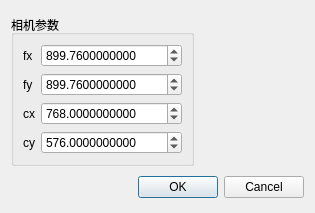
Old version of the form SfM-Qt/CameraSetting.ui in the repository zhangshaos/MonocularSfM-Qt5.
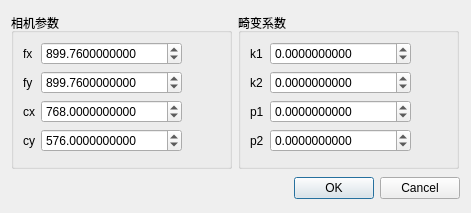
New version of the form. Icons and pictures are not drawn.

```diff
--- a/SfM-Qt/CameraSetting.ui
+++ b/SfM-Qt/CameraSetting.ui
@@ -6,26 +6,26 @@
    <rect>
     <x>0</x>
     <y>0</y>
-    <width>315</width>
+    <width>471</width>
     <height>213</height>
    </rect>
   </property>
   <property name="sizePolicy">
-   <sizepolicy hsizetype="Fixed" vsizetype="Fixed">
+   <sizepolicy hsizetype="Preferred" vsizetype="Preferred">
     <horstretch>0</horstretch>
     <verstretch>0</verstretch>
    </sizepolicy>
   </property>
   <property name="minimumSize">
    <size>
-    <width>315</width>
+    <width>471</width>
     <height>213</height>
    </size>
   </property>
   <property name="maximumSize">
    <size>
-    <width>315</width>
-    <height>213</height>
+    <width>16777215</width>
+    <height>16777215</height>
    </size>
   </property>
   <property name="windowTitle">
@@ -44,6 +44,12 @@
        <verstretch>0</verstretch>
       </sizepolicy>
      </property>
+     <property name="minimumSize">
+      <size>
+       <width>221</width>
+       <height>156</height>
+      </size>
+     </property>
      <property name="title">
       <string>相机参数</string>
      </property>
@@ -167,7 +173,132 @@
      </layout>
     </widget>
    </item>
-   <item row="1" column="0">
+   <item row="0" column="1">
+    <widget class="QGroupBox" name="groupBox_2">
+     <property name="sizePolicy">
+      <sizepolicy hsizetype="Fixed" vsizetype="Fixed">
+       <horstretch>0</horstretch>
+       <verstretch>0</verstretch>
+      </sizepolicy>
+     </property>
+     <property name="minimumSize">
+      <size>
+       <width>221</width>
+       <height>156</height>
+      </size>
+     </property>
+     <property name="title">
+      <string>畸变系数</string>
+     </property>
+     <layout class="QFormLayout" name="formLayout_2">
+      <item row="0" column="0">
+       <widget class="QLabel" name="label_k1">
+        <property name="text">
+         <string>k1</string>
+        </property>
+       </widget>
+      </item>
+      <item row="0" column="1">
+       <widget class="QDoubleSpinBox" name="k1_set">
+        <property name="sizePolicy">
+         <sizepolicy hsizetype="Fixed" vsizetype="Fixed">
+          <horstretch>0</horstretch>
+          <verstretch>0</verstretch>
+         </sizepolicy>
+        </property>
+        <property name="decimals">
+         <number>10</number>
+        </property>
+        <property name="minimum">
+         <double>-99999999.000000000000000</double>
+        </property>
+        <property name="maximum">
+         <double>99999999.000000000000000</double>
+        </property>
+       </widget>
+      </item>
+      <item row="1" column="0">
+       <widget class="QLabel" name="label_k2">
+        <property name="text">
+         <string>k2</string>
+        </property>
+       </widget>
+      </item>
+      <item row="1" column="1">
+       <widget class="QDoubleSpinBox" name="k2_set">
+        <property name="sizePolicy">
+         <sizepolicy hsizetype="Fixed" vsizetype="Fixed">
+          <horstretch>0</horstretch>
+          <verstretch>0</verstretch>
+         </sizepolicy>
+        </property>
+        <property name="decimals">
+         <number>10</number>
+        </property>
+        <property name="minimum">
+         <double>-99999999.000000000000000</double>
+        </property>
+        <property name="maximum">
+         <double>99999999.000000000000000</double>
+        </property>
+       </widget>
+      </item>
+      <item row="2" column="0">
+       <widget class="QLabel" name="label_p1">
+        <property name="text">
+         <string>p1</string>
+        </property>
+       </widget>
+      </item>
+      <item row="2" column="1">
+       <widget class="QDoubleSpinBox" name="p1_set">
+        <property name="sizePolicy">
+         <sizepolicy hsizetype="Fixed" vsizetype="Fixed">
+          <horstretch>0</horstretch>
+          <verstretch>0</verstretch>
+         </sizepolicy>
+        </property>
+        <property name="decimals">
+         <number>10</number>
+        </property>
+        <property name="minimum">
+         <double>-99999999.000000000000000</double>
+        </property>
+        <property name="maximum">
+         <double>99999999.000000000000000</double>
+        </property>
+       </widget>
+      </item>
+      <item row="3" column="0">
+       <widget class="QLabel" name="label_p2">
+        <property name="text">
+         <string>p2</string>
+        </property>
+       </widget>
+      </item>
+      <item row="3" column="1">
+       <widget class="QDoubleSpinBox" name="p2_set">
+        <property name="sizePolicy">
+         <sizepolicy hsizetype="Fixed" vsizetype="Fixed">
+          <horstretch>0</horstretch>
+          <verstretch>0</verstretch>
+         </sizepolicy>
+        </property>
+        <property name="decimals">
+         <number>10</number>
+        </property>
+        <property name="minimum">
+         <double>-99999999.000000000000000</double>
+        </property>
+        <property name="maximum">
+         <double>99999999.000000000000000</double>
+        </property>
+       </widget>
+      </item>
+     </layout>
+    </widget>
+   </item>
+   <item row="1" column="1">
     <widget class="QDialogButtonBox" name="buttonBox">
      <property name="sizePolicy">
       <sizepolicy hsizetype="Preferred" vsizetype="Fixed">
```
